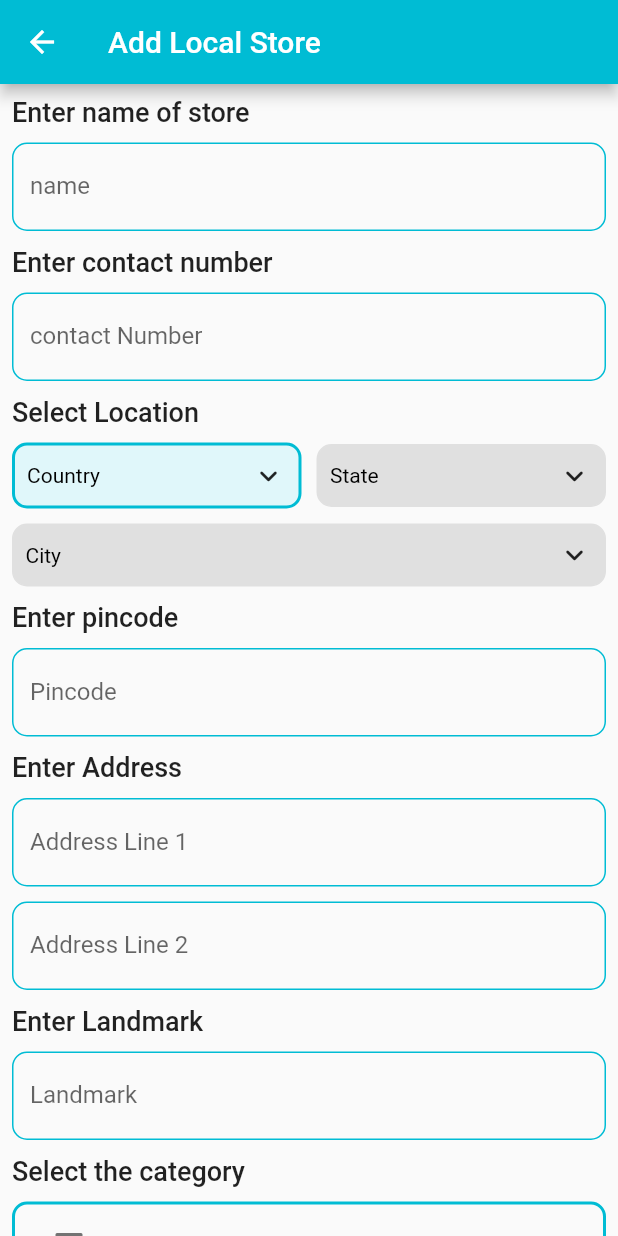
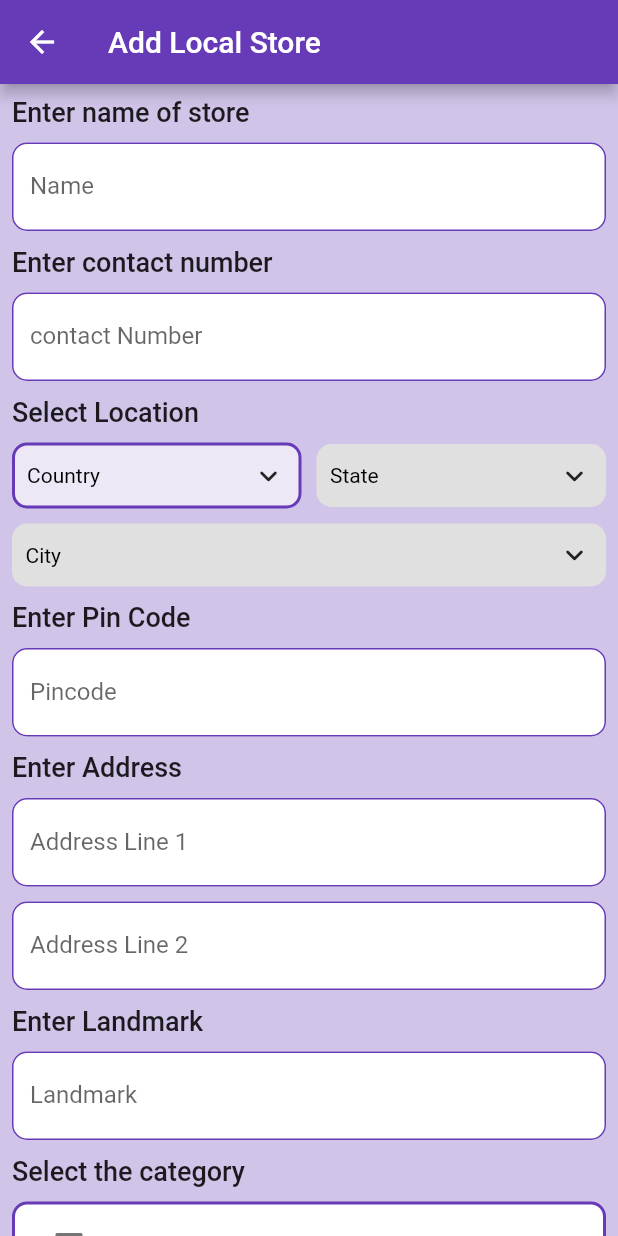
Before and after one commit to KavyaKandhway/Covicare-, a Flutter app: the StoreForm screen opened directly, on a phone screen of 412 x 824 dp. Run offline on Flutter 3.47's test engine with Material 2 defaults, Android fonts, the phone set to English and light mode, and no system bars; drawn by our look-alikes of csc_picker; our stand-ins replace cloud_firestore, firebase_auth, firebase_core, google_sign_in; accounts and stored records are empty.

Commit message:
storeform format

```diff
--- a/lib/screens/storeform.dart
+++ b/lib/screens/storeform.dart
@@ -33,9 +33,10 @@ class _StoreFormState extends State<StoreForm> {
   Widget build(BuildContext context) {
     return SafeArea(
       child: Scaffold(
+        backgroundColor: Colors.deepPurple[100],
         appBar: AppBar(
           title: Text("Add Local Store"),
-          backgroundColor: Colors.cyan[500],
+          backgroundColor: Colors.deepPurple,
         ),
         body: SingleChildScrollView(
           scrollDirection: Axis.vertical,
@@ -57,19 +58,25 @@ class _StoreFormState extends State<StoreForm> {
                 SizedBox(
                   height: 10.0,
                 ),
-                TextField(
+                Container(
+                  decoration: BoxDecoration(
+                    color: Colors.white,
+                    borderRadius: BorderRadius.circular(10),
+                  ),
+                  child: TextField(
                     controller: name,
                     maxLength: 40,
                     decoration: InputDecoration(
-                    labelText: "name",
+                      labelText: "Name",
                       counterText: "",
                       focusedBorder: OutlineInputBorder(
                         borderRadius: BorderRadius.all(Radius.circular(10)),
-                      borderSide: BorderSide(color: Colors.cyan, width: 3.0),
+                        borderSide: BorderSide(color: Colors.deepPurple, width: 3.0),
                       ),
                       enabledBorder: OutlineInputBorder(
                         borderRadius: BorderRadius.all(Radius.circular(10)),
-                      borderSide: BorderSide(color: Colors.cyan, width: 1.0),
+                        borderSide: BorderSide(color: Colors.deepPurple, width: 1.0),
+                      ),
                     ),
                   ),
                 ),
@@ -90,7 +97,12 @@ class _StoreFormState extends State<StoreForm> {
                 SizedBox(
                   height: 10.0,
                 ),
-                TextField(
+                Container(
+                    decoration: BoxDecoration(
+                      color: Colors.white,
+                      borderRadius: BorderRadius.circular(10),
+                    ),
+                    child: TextField(
                     controller: contact,
                     keyboardType: TextInputType.number,
                     maxLength: 10,
@@ -99,11 +111,12 @@ class _StoreFormState extends State<StoreForm> {
                       counterText: "",
                       focusedBorder: OutlineInputBorder(
                         borderRadius: BorderRadius.all(Radius.circular(10)),
-                      borderSide: BorderSide(color: Colors.cyan, width: 3.0),
+                        borderSide: BorderSide(color: Colors.deepPurple, width: 3.0),
                       ),
                       enabledBorder: OutlineInputBorder(
                         borderRadius: BorderRadius.all(Radius.circular(10)),
-                      borderSide: BorderSide(color: Colors.cyan, width: 1.0),
+                        borderSide: BorderSide(color: Colors.deepPurple, width: 1.0),
+                      ),
                     ),
                   ),
                 ),
@@ -130,8 +143,8 @@ class _StoreFormState extends State<StoreForm> {
                   flagState: CountryFlag.SHOW_IN_DROP_DOWN_ONLY,
                   dropdownDecoration: BoxDecoration(
                       borderRadius: BorderRadius.all(Radius.circular(10)),
-                      color: Colors.cyan[50],
-                      border: Border.all(color: Colors.cyan, width: 2)),
+                      color: Colors.deepPurple[50],
+                      border: Border.all(color: Colors.deepPurple, width: 2)),
                   disabledDropdownDecoration: BoxDecoration(
                       borderRadius: BorderRadius.all(Radius.circular(10)),
                       color: Colors.grey.shade300,
@@ -171,7 +184,7 @@ class _StoreFormState extends State<StoreForm> {
                 ),
                 Container(
                   child: Text(
-                    "Enter pincode",
+                    "Enter Pin Code",
                     textAlign: TextAlign.left,
                     style: TextStyle(
                       fontSize: 18.0,
@@ -183,7 +196,12 @@ class _StoreFormState extends State<StoreForm> {
                 SizedBox(
                   height: 10.0,
                 ),
-                TextField(
+                Container(
+                    decoration: BoxDecoration(
+                      color: Colors.white,
+                      borderRadius: BorderRadius.circular(10),
+                    ),
+                  child: TextField(
                     keyboardType: TextInputType.number,
                     maxLength: 6,
                     controller: pincode,
@@ -192,11 +210,12 @@ class _StoreFormState extends State<StoreForm> {
                       counterText: "",
                       focusedBorder: OutlineInputBorder(
                         borderRadius: BorderRadius.all(Radius.circular(10)),
-                      borderSide: BorderSide(color: Colors.cyan, width: 3.0),
+                        borderSide: BorderSide(color: Colors.deepPurple, width: 3.0),
                       ),
                       enabledBorder: OutlineInputBorder(
                         borderRadius: BorderRadius.all(Radius.circular(10)),
-                      borderSide: BorderSide(color: Colors.cyan, width: 1.0),
+                        borderSide: BorderSide(color: Colors.deepPurple, width: 1.0),
+                      ),
                     ),
                   ),
                 ),
@@ -217,7 +236,12 @@ class _StoreFormState extends State<StoreForm> {
                 SizedBox(
                   height: 10.0,
                 ),
-                TextField(
+                Container(
+                  decoration: BoxDecoration(
+                    color: Colors.white,
+                    borderRadius: BorderRadius.circular(10),
+                  ),
+                  child: TextField(
                     controller: address1,
                     maxLength: 40,
                     decoration: InputDecoration(
@@ -225,18 +249,24 @@ class _StoreFormState extends State<StoreForm> {
                       counterText: "",
                       focusedBorder: OutlineInputBorder(
                         borderRadius: BorderRadius.all(Radius.circular(10)),
-                      borderSide: BorderSide(color: Colors.cyan, width: 3.0),
+                        borderSide: BorderSide(color: Colors.deepPurple, width: 3.0),
                       ),
                       enabledBorder: OutlineInputBorder(
                         borderRadius: BorderRadius.all(Radius.circular(10)),
-                      borderSide: BorderSide(color: Colors.cyan, width: 1.0),
+                        borderSide: BorderSide(color: Colors.deepPurple, width: 1.0),
+                      ),
                     ),
                   ),
                 ),
                 SizedBox(
                   height: 10.0,
                 ),
-                TextField(
+                Container(
+                  decoration: BoxDecoration(
+                    color: Colors.white,
+                    borderRadius: BorderRadius.circular(10),
+                  ),
+                  child:TextField(
                     controller: address2,
                     maxLength: 40,
                     decoration: InputDecoration(
@@ -244,11 +274,12 @@ class _StoreFormState extends State<StoreForm> {
                       counterText: "",
                       focusedBorder: OutlineInputBorder(
                         borderRadius: BorderRadius.all(Radius.circular(10)),
-                      borderSide: BorderSide(color: Colors.cyan, width: 3.0),
+                        borderSide: BorderSide(color: Colors.deepPurple, width: 3.0),
                       ),
                       enabledBorder: OutlineInputBorder(
                         borderRadius: BorderRadius.all(Radius.circular(10)),
-                      borderSide: BorderSide(color: Colors.cyan, width: 1.0),
+                        borderSide: BorderSide(color: Colors.deepPurple, width: 1.0),
+                      ),
                     ),
                   ),
                 ),
@@ -269,7 +300,12 @@ class _StoreFormState extends State<StoreForm> {
                 SizedBox(
                   height: 10.0,
                 ),
-                TextField(
+                Container(
+                  decoration: BoxDecoration(
+                    color: Colors.white,
+                    borderRadius: BorderRadius.circular(10),
+                  ),
+                  child:TextField(
                     controller: landmark,
                     maxLength: 40,
                     decoration: InputDecoration(
@@ -277,11 +313,12 @@ class _StoreFormState extends State<StoreForm> {
                       counterText: "",
                       focusedBorder: OutlineInputBorder(
                         borderRadius: BorderRadius.all(Radius.circular(10)),
-                      borderSide: BorderSide(color: Colors.cyan, width: 3.0),
+                        borderSide: BorderSide(color: Colors.deepPurple, width: 3.0),
                       ),
                       enabledBorder: OutlineInputBorder(
                         borderRadius: BorderRadius.all(Radius.circular(10)),
-                      borderSide: BorderSide(color: Colors.cyan, width: 1.0),
+                        borderSide: BorderSide(color: Colors.deepPurple, width: 1.0),
+                      ),
                     ),
                   ),
                 ),
@@ -304,9 +341,10 @@ class _StoreFormState extends State<StoreForm> {
                 ),
                 Container(
                   decoration: BoxDecoration(
+                    color: Colors.white,
                     borderRadius: BorderRadius.circular(10),
                     border: Border.all(
-                      color: Colors.cyan,
+                      color: Colors.deepPurple,
                       width: 2,
                     ),
                   ),
@@ -495,14 +533,18 @@ class _StoreFormState extends State<StoreForm> {
                     await DatabaseService(uid: user.uid).updateStoreData(store);
                   },
                   child: Container(
-                    height: 40,
-                    width: MediaQuery.of(context).size.width - 30,
+                    height: 60,
+                    width: MediaQuery.of(context).size.width - 180,
                     decoration: BoxDecoration(
-                      color: Colors.cyan[100],
-                      border: Border.all(width: 2, color: Colors.black),
+                      color: Colors.deepPurple[500],
+                      border: Border.all(width: 2, color: Colors.deepPurple),
                       borderRadius: BorderRadius.circular(5),
                     ),
-                    child: Center(child: Text("Submit")),
+                    child: Center(child:
+                    Text(
+                      "Submit",
+                      style: TextStyle(color: Colors.white, fontSize: 20),
+                    )),
                   ),
                 ),
               ],
```
Also changed, not shown: lib/screens/blogs.dart (added, +89 -0 lines). Lines whose indentation alone changed are shown as unchanged.
